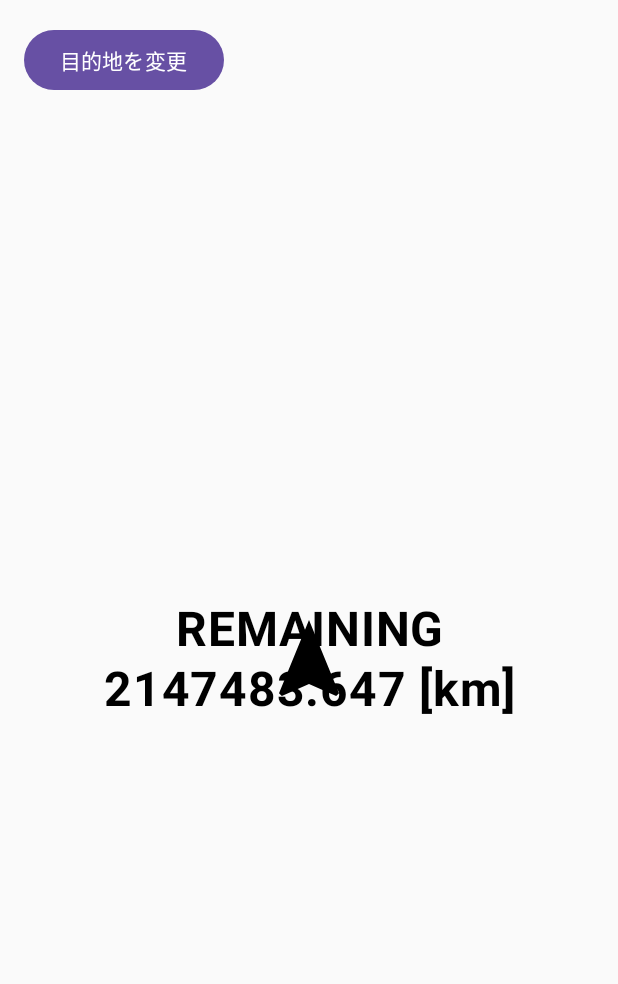
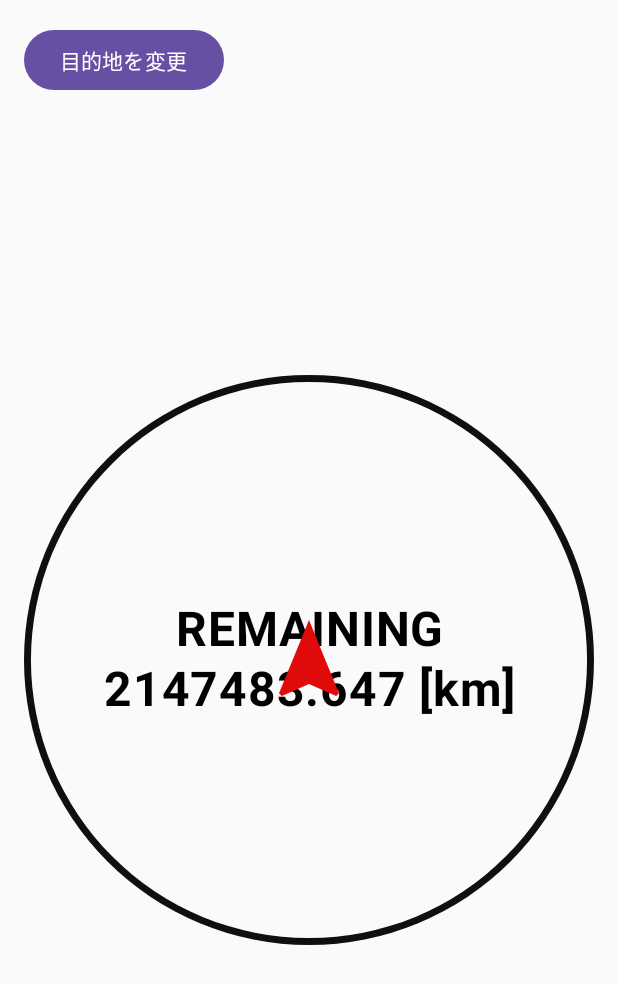
Before and after one commit to mayoi-design/stray-compass-mock, an Android app built with Jetpack Compose: the screen it shows after launch (MainActivity), on a phone screen of 412 x 824 dp. Shown: the top 984 px of the screen. Run offline under Robolectric (Android 15) with nearby library versions, the phone set to English and light mode, and no system bars; 4 statements that could not run were skipped.

Commit message:
コンパスの枠(円のみ)を表示するようにした

```diff
--- a/app/src/main/java/com/example/stray_compass/MainActivity.kt
+++ b/app/src/main/java/com/example/stray_compass/MainActivity.kt
@@ -47,7 +47,10 @@ import androidx.compose.runtime.rememberCoroutineScope
 import androidx.compose.runtime.setValue
 import androidx.compose.ui.Alignment
 import androidx.compose.ui.Modifier
+import androidx.compose.ui.draw.drawBehind
+import androidx.compose.ui.graphics.Color
 import androidx.compose.ui.graphics.graphicsLayer
+import androidx.compose.ui.platform.LocalConfiguration
 import androidx.compose.ui.platform.LocalContext
 import androidx.compose.ui.text.font.FontWeight
 import androidx.compose.ui.text.style.TextAlign
@@ -62,6 +65,7 @@ import com.example.stray_compass.resource.locationIntentLongitude
 import kotlinx.coroutines.launch
 import com.example.stray_compass.resource.mainActivityDebugTextPreference
 import kotlinx.coroutines.flow.map
+import kotlin.math.min
 import kotlin.math.roundToInt
 
 class MainActivity : ComponentActivity() {
@@ -240,6 +244,8 @@ fun Viewer(
     @OptIn(ExperimentalMaterial3Api::class)
     val sheetState = rememberModalBottomSheetState()
 
+    val minSquareWidth = min(LocalConfiguration.current.screenWidthDp, LocalConfiguration.current.screenHeightDp)
+
     Column(
         modifier = Modifier.padding(16.dp)
     ) {
@@ -265,6 +271,18 @@ fun Viewer(
             modifier = Modifier
                 .fillMaxSize()
         ) {
+            Spacer(
+                modifier = Modifier
+                    .size(height = minSquareWidth.dp, width = minSquareWidth.dp)
+                    .drawBehind {
+                        drawCircle(Color(0xFF0F0F0F))
+                        drawCircle(
+                            color = Color(0xFFFAFAFA),
+                            radius = size.minDimension / 2.05f,
+                        )
+                    }
+            )
+
             Text(
                 text = "REMAINING\n${distance.roundToInt() / 1000.0} [km]",
                 textAlign = TextAlign.Center,
@@ -276,6 +294,7 @@ fun Viewer(
             Icon(
                 imageVector = Icons.Filled.Navigation,
                 contentDescription = "Navigation",
+                tint = Color(0xFFE00A0A),
                 modifier = Modifier
                     .size(64.dp)
                     .graphicsLayer {
```
